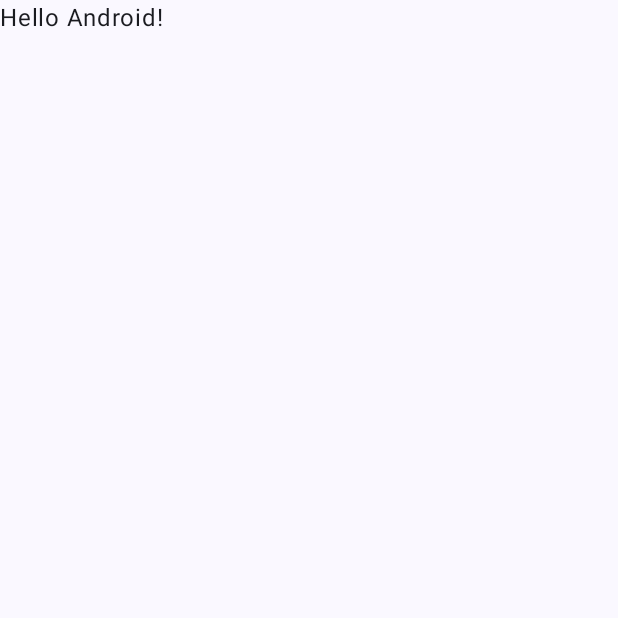
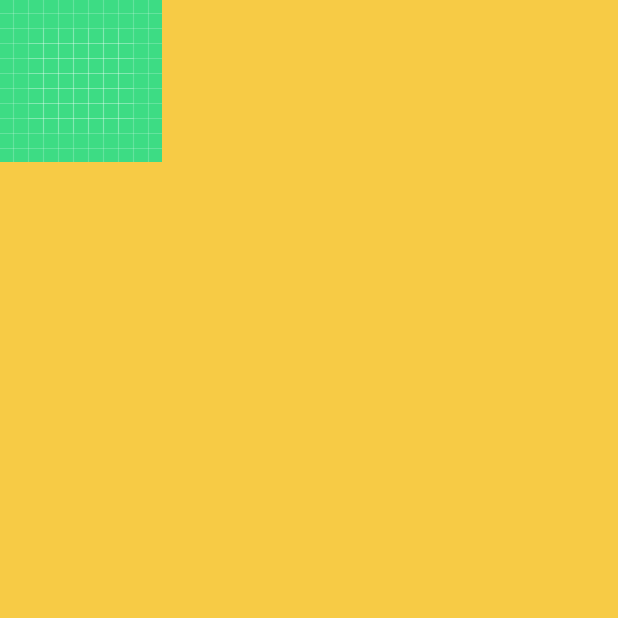
Before and after one commit to subhambiswas377flutternml/blinkit_clone, an Android app built with Jetpack Compose: the screen it shows after launch (MainActivity), on a phone screen of 412 x 824 dp, the top half of it. Before the commit the part shown is almost empty. Run offline under Robolectric (Android 15) with nearby library versions, the phone set to English and light mode, and no system bars.

Commit message:
added splash screen, navigation, plugins

```diff
--- /dev/null
+++ b/app/src/main/java/com/app/blinkit/App.kt
@@ -0,0 +1,23 @@
+package com.app.blinkit
+
+import androidx.compose.runtime.Composable
+import androidx.navigation.compose.NavHost
+import androidx.navigation.compose.composable
+import androidx.navigation.compose.rememberNavController
+import com.app.blinkit.presentation.ui.SplashScreen
+import kotlinx.serialization.Serializable
+
+object AppRoutes{
+    @Serializable
+    data object SplashScreen
+}
+
+@Composable
+fun BlinkitApp(){
+    val navController = rememberNavController()
+    NavHost(navController = navController, startDestination = AppRoutes.SplashScreen) {
+        composable<AppRoutes.SplashScreen> {
+            SplashScreen(navController = navController)
+        }
+    }
+}
--- a/app/src/main/java/com/app/blinkit/MainActivity.kt
+++ b/app/src/main/java/com/app/blinkit/MainActivity.kt
@@ -4,13 +4,6 @@ import android.os.Bundle
 import androidx.activity.ComponentActivity
 import androidx.activity.compose.setContent
 import androidx.activity.enableEdgeToEdge
-import androidx.compose.foundation.layout.fillMaxSize
-import androidx.compose.foundation.layout.padding
-import androidx.compose.material3.Scaffold
-import androidx.compose.material3.Text
-import androidx.compose.runtime.Composable
-import androidx.compose.ui.Modifier
-import androidx.compose.ui.tooling.preview.Preview
 import com.app.blinkit.ui.theme.BlinkitTheme
 
 class MainActivity : ComponentActivity() {
@@ -19,29 +12,8 @@ class MainActivity : ComponentActivity() {
         enableEdgeToEdge()
         setContent {
             BlinkitTheme {
-                Scaffold(modifier = Modifier.fillMaxSize()) { innerPadding ->
-                    Greeting(
-                        name = "Android",
-                        modifier = Modifier.padding(innerPadding)
-                    )
-                }
+                BlinkitApp()
             }
         }
     }
 }
-
-@Composable
-fun Greeting(name: String, modifier: Modifier = Modifier) {
-    Text(
-        text = "Hello $name!",
-        modifier = modifier
-    )
-}
-
-@Preview(showBackground = true)
-@Composable
-fun GreetingPreview() {
-    BlinkitTheme {
-        Greeting("Android")
-    }
-}
--- /dev/null
+++ b/app/src/main/java/com/app/blinkit/presentation/ui/SplashScreen.kt
@@ -0,0 +1,21 @@
+package com.app.blinkit.presentation.ui
+
+import androidx.compose.foundation.Image
+import androidx.compose.foundation.layout.Column
+import androidx.compose.foundation.layout.padding
+import androidx.compose.material3.Scaffold
+import androidx.compose.runtime.Composable
+import androidx.compose.ui.Modifier
+import androidx.compose.ui.res.colorResource
+import androidx.compose.ui.res.painterResource
+import androidx.navigation.NavHostController
+import com.app.blinkit.R
+
+@Composable
+fun SplashScreen(navController:NavHostController){
+     Scaffold(containerColor = colorResource(R.color.primary)){ innerPadding->
+          Column(modifier = Modifier.padding(innerPadding)) {
+               Image(painter = painterResource(R.drawable.ic_launcher_background), contentDescription = null)
+          }
+     }
+}
--- a/app/src/main/res/values/colors.xml
+++ b/app/src/main/res/values/colors.xml
@@ -7,4 +7,6 @@
     <color name="teal_700">#FF018786</color>
     <color name="black">#FF000000</color>
     <color name="white">#FFFFFFFF</color>
+
+    <color name="primary">#F7CB45</color>
 </resources>
--- a/build.gradle.kts
+++ b/build.gradle.kts
@@ -2,4 +2,7 @@
 plugins {
     alias(libs.plugins.android.application) apply false
     alias(libs.plugins.kotlin.android) apply false
+
+    id("com.google.dagger.hilt.android") version "2.51.1" apply false
+    id("com.google.devtools.ksp") version "1.9.0-1.0.13"
 }
--- a/gradle/libs.versions.toml
+++ b/gradle/libs.versions.toml
@@ -1,12 +1,12 @@
 [versions]
 agp = "8.6.1"
 kotlin = "1.9.0"
-coreKtx = "1.16.0"
+coreKtx = "1.13.1"
 junit = "4.13.2"
 junitVersion = "1.2.1"
 espressoCore = "3.6.1"
-lifecycleRuntimeKtx = "2.9.1"
-activityCompose = "1.10.1"
+lifecycleRuntimeKtx = "2.8.6"
+activityCompose = "1.9.2"
 composeBom = "2024.04.01"
 
 [libraries]
```
Also changed, not shown: app/build.gradle.kts (+13 -0 lines), app/src/main/app_logo-playstore.png (added).
